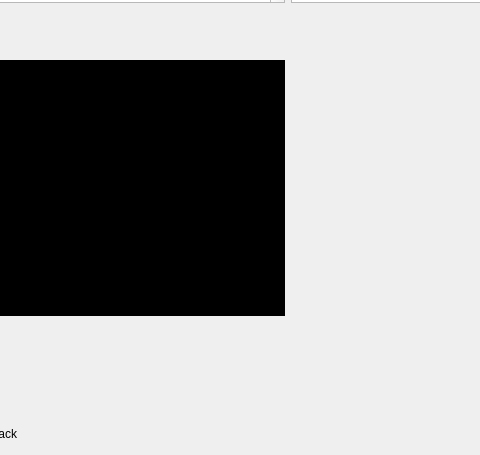
Above: tts_gui_experiment/patientdialog.ui from Sebnor-Doc/Collect_Data before the change; both pictures show x 83 to 563 and y 196 to 651 of the 1105 by 651 pixel window. Below: the same form after it.
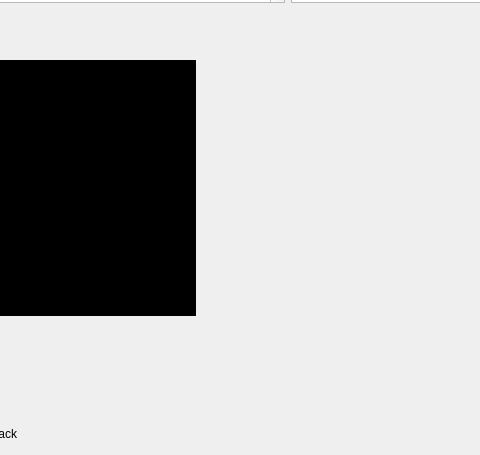
That is the form after the change. Custom widgets are drawn as their Qt base class.

Commit message: Increased size of bio feedback widget in patient view

Diff of the .ui file:
```diff
--- a/tts_gui_experiment/patientdialog.ui
+++ b/tts_gui_experiment/patientdialog.ui
@@ -163,11 +163,11 @@
     </layout>
    </item>
    <item>
-    <layout class="QHBoxLayout" name="bottom_layout" stretch="1,1,1">
+    <layout class="QHBoxLayout" name="bottom_layout" stretch="1,2,1">
      <item>
       <layout class="QVBoxLayout" name="video_layout" stretch="1,5,2,0">
        <property name="sizeConstraint">
-        <enum>QLayout::SetMinimumSize</enum>
+        <enum>QLayout::SetFixedSize</enum>
        </property>
        <item>
         <layout class="QHBoxLayout" name="play_ref_layout"/>
@@ -218,7 +218,7 @@
        <property name="autoFillBackground">
         <bool>true</bool>
        </property>
-       <layout class="QVBoxLayout" name="verticalLayout_2">
+       <layout class="QVBoxLayout" name="verticalLayout_2" stretch="1,3">
         <item>
          <widget class="QCustomPlot" name="audioPlot" native="true"/>
         </item>
```
